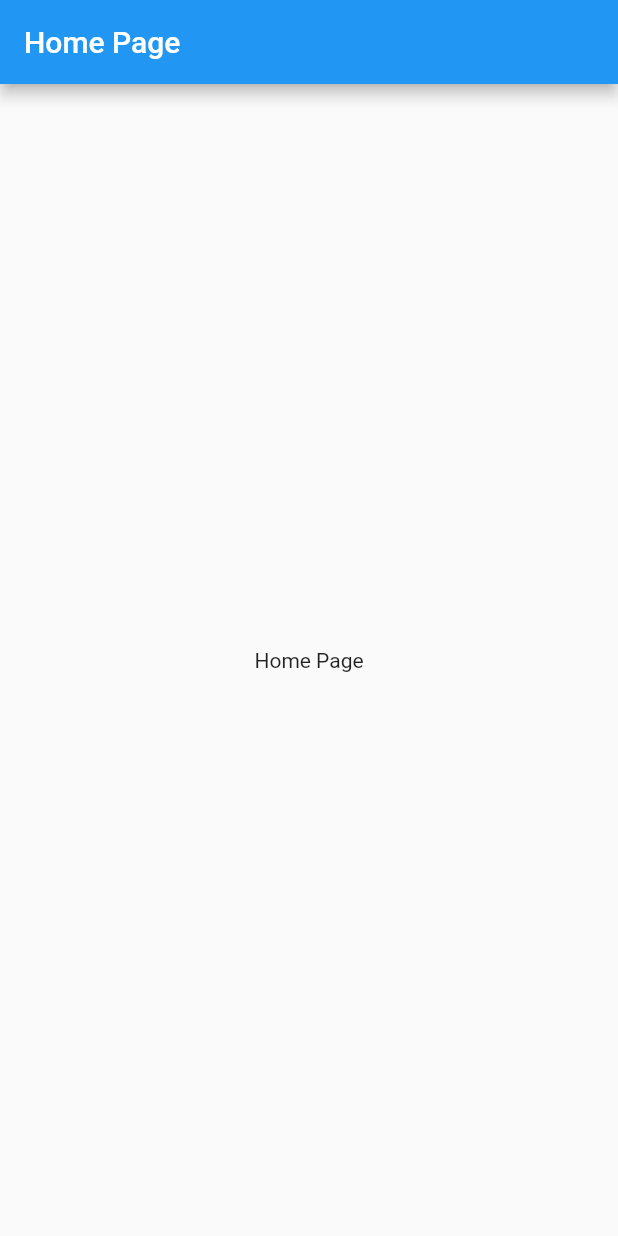
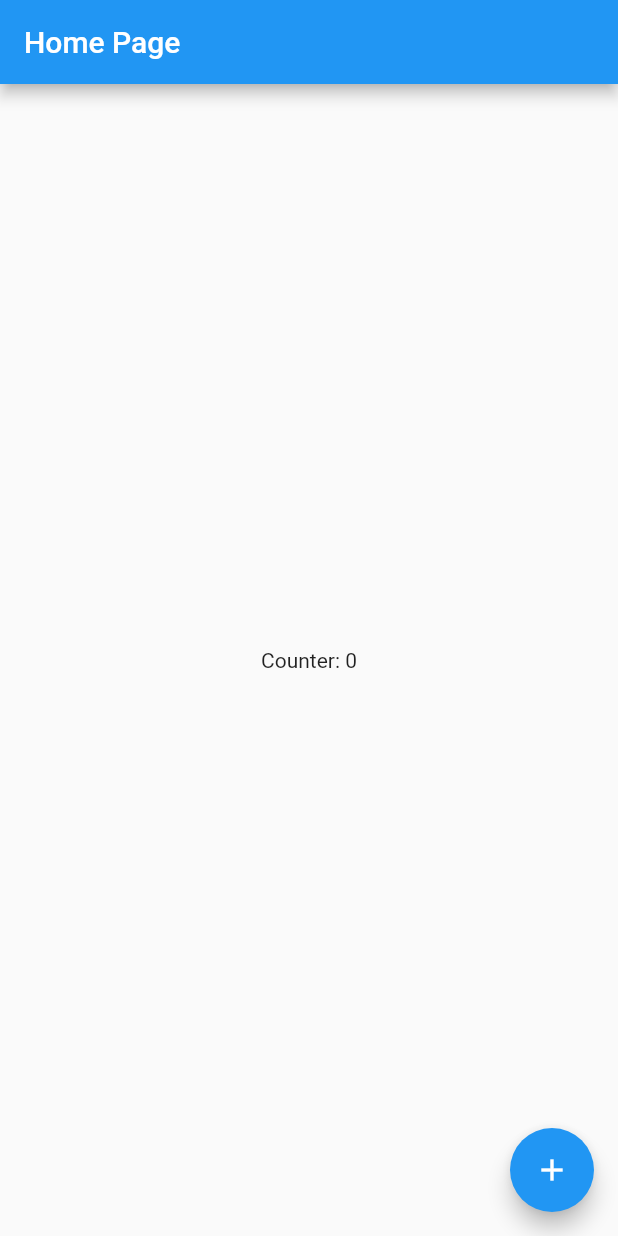
Before and after one commit to ixdlabs/flutter-firebase-template, a Flutter app: the screen it shows after launch, on a phone screen of 412 x 824 dp. Run offline on Flutter 3.47's test engine with Material 2 defaults, Android fonts, the phone set to English and light mode, and no system bars; our stand-ins replace auto_route, hooks_riverpod.

Commit message:
Integrate riverpod

```diff
--- a/lib/app/home/home_page.dart
+++ b/lib/app/home/home_page.dart
@@ -1,13 +1,21 @@
 import 'package:flutter/material.dart';
+import 'package:flutter_firebase_template/providers/counter_provider.dart';
+import 'package:hooks_riverpod/hooks_riverpod.dart';
 
-class HomePage extends StatelessWidget {
+class HomePage extends ConsumerWidget {
   const HomePage({Key? key}) : super(key: key);
 
   @override
-  Widget build(BuildContext context) {
+  Widget build(BuildContext context, WidgetRef ref) {
+    final counter = ref.watch(counterProvider);
+
     return Scaffold(
       appBar: AppBar(title: const Text("Home Page")),
-      body: const Center(child: Text("Home Page")),
+      body: Center(child: Text("Counter: $counter")),
+      floatingActionButton: FloatingActionButton(
+        onPressed: () => ref.read(counterProvider.notifier).state = counter + 1,
+        child: const Icon(Icons.add),
+      ),
     );
   }
 }
--- /dev/null
+++ b/lib/logger.dart
@@ -0,0 +1,44 @@
+import 'package:flutter/foundation.dart';
+import 'package:hooks_riverpod/hooks_riverpod.dart';
+import 'package:logging/logging.dart';
+
+class MainAppLogger {
+  final ProviderObserver providerObserver = _MainAppProviderObserver();
+  static final MainAppLogger _instance = MainAppLogger._();
+
+  MainAppLogger._();
+
+  static MainAppLogger get instance => _instance;
+
+  Future<void> onLogRecord(LogRecord record) async {
+    debugPrint("${record.level.name}: ${record.time}: "
+        "${record.loggerName}: ${record.message}");
+    if (record.error != null) {
+      debugPrint("Error:      ${record.error}");
+      debugPrint("Stacktrace: ${record.stackTrace}");
+    }
+    if (record.level == Level.SEVERE) {
+      // TODO: Capture exception
+    }
+  }
+}
+
+class _MainAppProviderObserver extends ProviderObserver {
+  final _logger = Logger('provider_observer');
+
+  String getName(ProviderBase provider) {
+    return provider.name ?? provider.runtimeType.toString();
+  }
+
+  @override
+  void didUpdateProvider(ProviderBase provider, Object? previousValue,
+      Object? newValue, ProviderContainer container) {
+    _logger.info("${getName(provider)} updated to $newValue");
+  }
+
+  @override
+  void providerDidFail(ProviderBase provider, Object error,
+      StackTrace stackTrace, ProviderContainer container) {
+    _logger.warning("Error from ${getName(provider)}: $error");
+  }
+}
--- a/lib/main.dart
+++ b/lib/main.dart
@@ -1,26 +1,15 @@
 import 'package:flutter/foundation.dart';
 import 'package:flutter/material.dart';
+import 'package:flutter_firebase_template/logger.dart';
 import 'package:flutter_firebase_template/router/router.gr.dart';
 import 'package:flutter_firebase_template/theme.dart';
+import 'package:hooks_riverpod/hooks_riverpod.dart';
 import 'package:logging/logging.dart';
 
 void main() {
-  if (kReleaseMode) {
-    // Don't log anything below warnings in production.
-    Logger.root.level = Level.WARNING;
-  }
-  Logger.root.onRecord.listen((record) async {
-    debugPrint("${record.level.name}: ${record.time}: "
-        "${record.loggerName}: "
-        "${record.message}");
-    if (record.error != null) {
-      debugPrint("${record.error}");
-      debugPrint("${record.stackTrace}");
-    }
-    if (record.level == Level.SEVERE) {
-      // TODO: Capture exception
-    }
-  });
+  // Don't log anything below warnings in production.
+  if (kReleaseMode) Logger.root.level = Level.WARNING;
+  Logger.root.onRecord.listen(MainAppLogger.instance.onLogRecord);
 
   WidgetsFlutterBinding.ensureInitialized();
   runApp(MainApp());
@@ -34,10 +23,13 @@ class MainApp extends StatelessWidget {
 
   @override
   Widget build(BuildContext context) {
-    return MaterialApp.router(
-      routerDelegate: _appRouter.delegate(),
-      routeInformationParser: _appRouter.defaultRouteParser(),
-      theme: _appTheme.build(),
+    return ProviderScope(
+      observers: [MainAppLogger.instance.providerObserver],
+      child: MaterialApp.router(
+        routerDelegate: _appRouter.delegate(),
+        routeInformationParser: _appRouter.defaultRouteParser(),
+        theme: _appTheme.build(),
+      ),
     );
   }
 }
--- /dev/null
+++ b/lib/providers/counter_provider.dart
@@ -0,0 +1,5 @@
+import 'package:hooks_riverpod/hooks_riverpod.dart';
+
+final counterProvider = StateProvider<int>((ref) {
+  return 0;
+}, name: "counterProvider");
--- a/pubspec.yaml
+++ b/pubspec.yaml
@@ -33,6 +33,8 @@ dependencies:
   # Core
   logging: ^1.0.2
   auto_route: ^4.2.1
+  flutter_hooks: ^0.18.5+1
+  hooks_riverpod: ^2.0.0-dev.9
 
 dev_dependencies:
   flutter_test:
```
Also changed, not shown: pubspec.lock, 1 other file.
